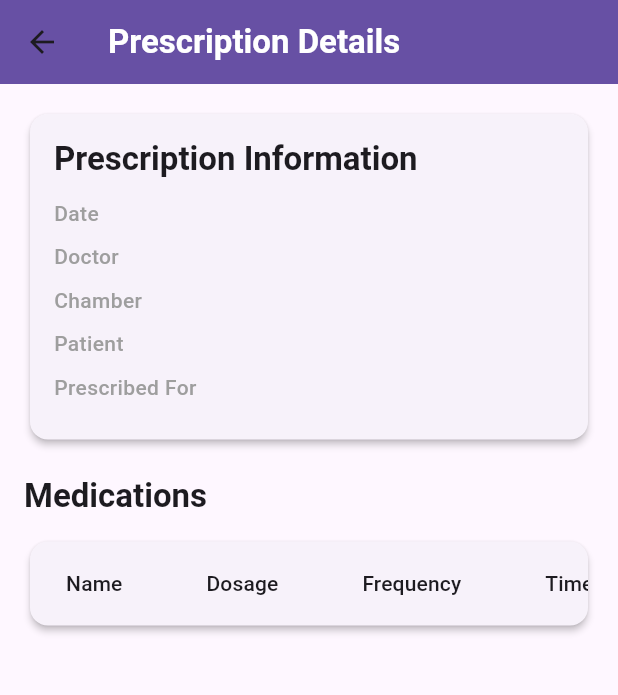
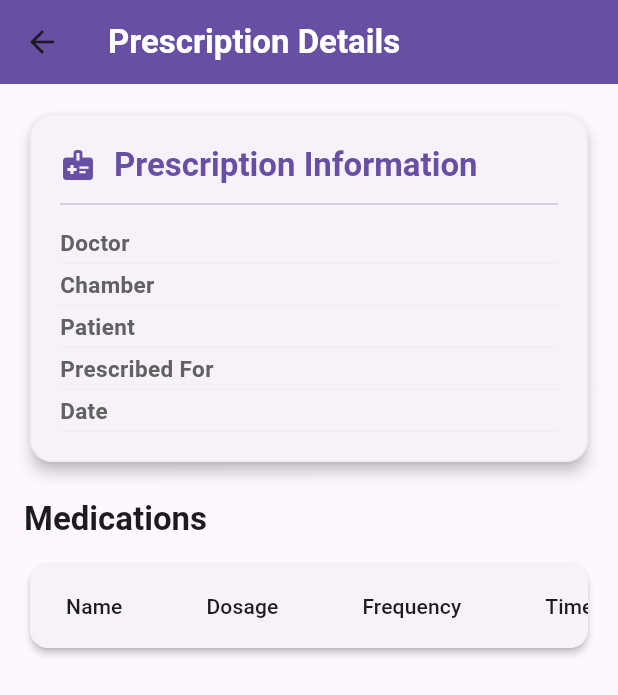
Before and after one commit to masihur96/Medication-Tracker, a Flutter app: the PrescriptionDetailsScreen screen opened directly with empty values, on a phone screen of 412 x 824 dp. Shown: the top 695 px of the screen. Run offline on Flutter 3.47's test engine with Material 3 defaults, Android fonts, the phone set to English and light mode, and no system bars; our stand-ins replace flutter_heatmap_calendar, flutter_tts, open_file, pdf, shared_preferences, table_calendar; accounts and stored records are empty.

Commit message:
Prescription Details

```diff
--- a/lib/screens/prescription_details_screen.dart
+++ b/lib/screens/prescription_details_screen.dart
@@ -33,11 +33,12 @@ class PrescriptionDetailsScreen extends StatelessWidget {
               context,
               title: 'Prescription Information',
               content: [
-                _buildInfoRow('Date', prescription.date),
+
                 _buildInfoRow('Doctor', prescription.doctor),
                 _buildInfoRow('Chamber', prescription.chamber),
                 _buildInfoRow('Patient', prescription.patient),
                 _buildInfoRow('Prescribed For', prescription.medicationTo),
+                _buildInfoRow('Date', prescription.date),
               ],
             ),
             const SizedBox(height: 20),
@@ -103,22 +104,34 @@ class PrescriptionDetailsScreen extends StatelessWidget {
     required List<Widget> content,
   }) {
     return Card(
-      elevation: 2,
+      elevation: 4,
       shape: RoundedRectangleBorder(
-        borderRadius: BorderRadius.circular(12),
+        borderRadius: BorderRadius.circular(15),
+        side: BorderSide(color: Colors.grey.shade200),
       ),
       child: Padding(
-        padding: const EdgeInsets.all(16.0),
+        padding: const EdgeInsets.all(20.0),
         child: Column(
           crossAxisAlignment: CrossAxisAlignment.start,
           children: [
-            Text(
-              title,
-              style: Theme.of(context).textTheme.titleLarge?.copyWith(
-                    fontWeight: FontWeight.bold,
-                  ),
+            Row(
+              children: [
+                Icon(
+                  Icons.medical_information,
+                  color: Theme.of(context).primaryColor,
+                  size: 24,
+                ),
+                const SizedBox(width: 12),
+                Text(
+                  title,
+                  style: Theme.of(context).textTheme.titleLarge?.copyWith(
+                        fontWeight: FontWeight.bold,
+                        color: Theme.of(context).primaryColor,
+                      ),
+                ),
+              ],
             ),
-            const SizedBox(height: 12),
+            const Divider(height: 24),
             ...content,
           ],
         ),
@@ -127,18 +140,27 @@ class PrescriptionDetailsScreen extends StatelessWidget {
   }
 
   Widget _buildInfoRow(String label, String value) {
-    return Padding(
-      padding: const EdgeInsets.only(bottom: 8.0),
+    return Container(
+      padding: const EdgeInsets.symmetric(vertical: 3.0),
+      decoration: BoxDecoration(
+        border: Border(
+          bottom: BorderSide(
+            color: Colors.grey.shade200,
+            width: 1,
+          ),
+        ),
+      ),
       child: Row(
         crossAxisAlignment: CrossAxisAlignment.start,
         children: [
           SizedBox(
-            width: 120,
+            width: 140,
             child: Text(
               label,
-              style: const TextStyle(
-                fontWeight: FontWeight.w500,
-                color: Colors.grey,
+              style: TextStyle(
+                fontWeight: FontWeight.w600,
+                color: Colors.grey.shade700,
+                fontSize: 15,
               ),
             ),
           ),
@@ -147,6 +169,7 @@ class PrescriptionDetailsScreen extends StatelessWidget {
               value,
               style: const TextStyle(
                 fontWeight: FontWeight.w500,
+                fontSize: 15,
               ),
             ),
           ),
```
